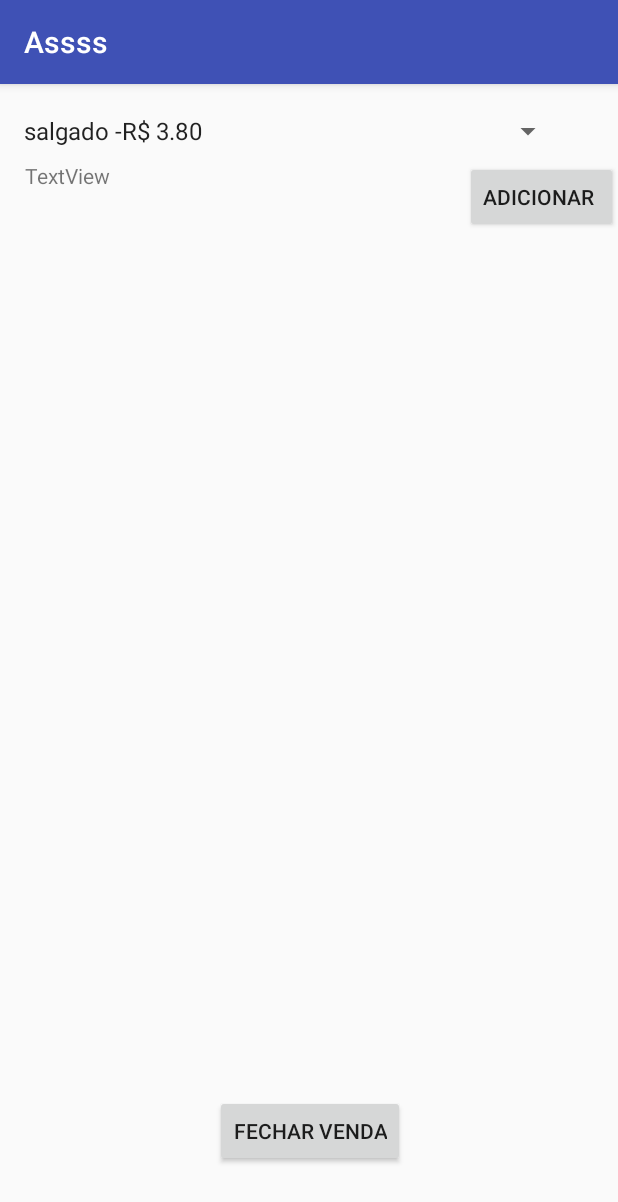
After one commit to jacqli/Assss, an Android app: the testeActivity screen opened directly, with no data from a screen before it, on a phone screen of 412 x 824 dp. The commit adds this screen. Shown: the top 1202 px of the screen. Run offline under Robolectric (Android 15) with nearby library versions, the phone set to English and light mode, and no system bars.

Commit message:
Add pular linha e contador dps

```diff
--- a/app/src/main/AndroidManifest.xml
+++ b/app/src/main/AndroidManifest.xml
@@ -16,7 +16,8 @@
                 <category android:name="android.intent.category.LAUNCHER" />
             </intent-filter>
         </activity>
-        <activity android:name=".Tela2Activity"></activity>
+        <activity android:name=".Tela2Activity" />
+        <activity android:name=".testeActivity"></activity>
     </application>
 
 </manifest>
--- /dev/null
+++ b/app/src/main/java/com/example/aluno/assss/testeActivity.java
@@ -0,0 +1,45 @@
+package com.example.aluno.assss;
+
+import android.annotation.SuppressLint;
+import android.support.v7.app.AppCompatActivity;
+import android.os.Bundle;
+import android.view.View;
+import android.widget.ArrayAdapter;
+import android.widget.Button;
+import android.widget.Spinner;
+import android.widget.TextView;
+
+public class testeActivity extends AppCompatActivity {
+    private Spinner spinner;
+    private Button add;
+    private Button fechar;
+    private TextView texto;
+    private String itensV = "";
+
+    @Override
+    protected void onCreate(Bundle savedInstanceState) {
+        super.onCreate(savedInstanceState);
+        setContentView(R.layout.activity_teste);
+
+        spinner = (Spinner) findViewById(R.id.fidget);
+        add = (Button) findViewById(R.id.bAdd);
+        fechar = (Button) findViewById(R.id.bFeche);
+        texto = (TextView) findViewById(R.id.textItens);
+
+
+        ArrayAdapter<CharSequence> adapter = ArrayAdapter.createFromResource(this,
+                R.array.produtos, android.R.layout.simple_spinner_item);
+        adapter.setDropDownViewResource(android.R.layout.simple_spinner_dropdown_item);
+        spinner.setAdapter(adapter);
+
+        add.setOnClickListener(new View.OnClickListener() {
+            @Override
+            public void onClick(View v) {
+                itensV += (String) spinner.getSelectedItem();
+            texto.setText(itensV);
+            }
+        });
+
+    }
+
+}
--- a/app/src/main/res/layout/activity_tela2.xml
+++ b/app/src/main/res/layout/activity_teste.xml
@@ -4,10 +4,10 @@
     xmlns:tools="http://schemas.android.com/tools"
     android:layout_width="match_parent"
     android:layout_height="match_parent"
-    tools:context="com.example.aluno.assss.Tela2Activity">
+    tools:context="com.example.aluno.assss.testeActivity">
 
     <Button
-        android:id="@+id/bVenda"
+        android:id="@+id/bFeche"
         android:layout_width="wrap_content"
         android:layout_height="wrap_content"
         android:layout_marginBottom="16dp"
@@ -17,15 +17,16 @@
         android:text="Fechar venda"
         app:layout_constraintBottom_toBottomOf="parent"
         app:layout_constraintEnd_toEndOf="parent"
+        app:layout_constraintHorizontal_bias="0.502"
         app:layout_constraintStart_toStartOf="parent"
-        app:layout_constraintTop_toTopOf="parent"
-        app:layout_constraintVertical_bias="0.961" />
+        app:layout_constraintTop_toBottomOf="@+id/fidget"
+        app:layout_constraintVertical_bias="0.954" />
 
     <Button
         android:id="@+id/bAdd"
         android:layout_width="wrap_content"
         android:layout_height="wrap_content"
-        android:layout_marginBottom="8dp"
+        android:layout_marginBottom="384dp"
         android:layout_marginStart="8dp"
         android:layout_marginTop="8dp"
         android:text="Adicionar "
@@ -33,14 +34,29 @@
         app:layout_constraintEnd_toEndOf="parent"
         app:layout_constraintHorizontal_bias="1.0"
         app:layout_constraintStart_toStartOf="parent"
-        app:layout_constraintTop_toBottomOf="@+id/itens"
-        app:layout_constraintVertical_bias="0.029"
-        android:layout_marginLeft="8dp" />
+        app:layout_constraintTop_toBottomOf="@+id/fidget"
+        app:layout_constraintVertical_bias="0.0" />
+
+    <TextView
+        android:id="@+id/textItens"
+        android:layout_width="wrap_content"
+        android:layout_height="wrap_content"
+        android:layout_marginBottom="436dp"
+        android:layout_marginEnd="8dp"
+        android:layout_marginStart="8dp"
+        android:layout_marginTop="8dp"
+        android:text="TextView"
+        app:layout_constraintBottom_toBottomOf="parent"
+        app:layout_constraintEnd_toEndOf="parent"
+        app:layout_constraintHorizontal_bias="0.025"
+        app:layout_constraintStart_toStartOf="parent"
+        app:layout_constraintTop_toBottomOf="@+id/fidget"
+        app:layout_constraintVertical_bias="0.0" />
 
     <Spinner
-        android:id="@+id/itens"
+        android:id="@+id/fidget"
         android:layout_width="368dp"
-        android:layout_height="22dp"
+        android:layout_height="wrap_content"
         android:layout_marginBottom="8dp"
         android:layout_marginEnd="8dp"
         android:layout_marginStart="8dp"
@@ -51,21 +67,4 @@
         app:layout_constraintStart_toStartOf="parent"
         app:layout_constraintTop_toTopOf="parent"
         app:layout_constraintVertical_bias="0.016" />
-
-    <TextView
-        android:id="@+id/textItens"
-        android:layout_width="wrap_content"
-        android:layout_height="wrap_content"
-        android:layout_marginBottom="8dp"
-        android:layout_marginEnd="8dp"
-        android:layout_marginStart="8dp"
-        android:layout_marginTop="12dp"
-        android:text="TextView"
-        app:layout_constraintBottom_toBottomOf="parent"
-        app:layout_constraintEnd_toEndOf="parent"
-        app:layout_constraintHorizontal_bias="0.025"
-        app:layout_constraintStart_toStartOf="parent"
-        app:layout_constraintTop_toBottomOf="@+id/itens"
-        app:layout_constraintVertical_bias="0.0" />
-
 </android.support.constraint.ConstraintLayout>
--- a/app/src/main/res/values/strings.xml
+++ b/app/src/main/res/values/strings.xml
@@ -2,10 +2,13 @@
     <string name="app_name">Assss</string>
 
     <string-array name="produtos">
-       <item>bolo</item>
-        <item>salgado</item>
-        <item>pacoca</item>
-        <item>refrigerante</item>
-
+        <item>salgado        -R$ 3.80</item>
+        <item>bolo           -R$ 2.00</item>
+        <item>cupcake        -R$ 1.50</item>
+        <item>pacoca         -R$ 0.75</item>
+        <item>refrigerante   -R$ 1.50</item>
+        <item>bala           -R$ 0.10</item>
+        <item>pirulito       -R$ 0.50</item>
+        <item>lanche natural -R$ 3,50</item>
     </string-array>
 </resources>
```
Also changed, not shown: app/src/main/java/com/example/aluno/assss/MainActivity.java (+5 -4 lines), app/src/main/java/com/example/aluno/assss/Tela2Activity.java (deleted, +0 -47 lines), app/src/main/res/layout/activity_main.xml (+6 -4 lines), 1 other file.
